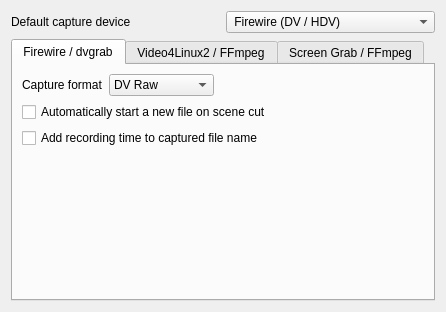
This is src/widgets/configcapture_ui.ui in KDE/kdenlive as Qt 5 draws it before an edit. The edited form follows.
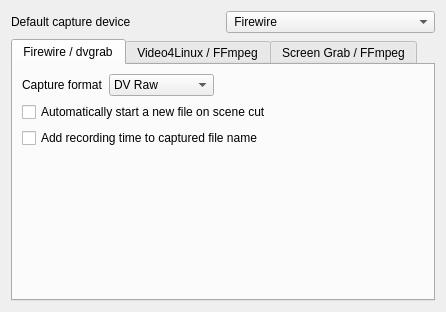
This is the edited form. Custom widgets are drawn as their Qt base class.

Diff of the .ui file:
```diff
--- a/src/widgets/configcapture_ui.ui
+++ b/src/widgets/configcapture_ui.ui
@@ -21,7 +21,7 @@
     <widget class="KComboBox" name="kcfg_defaultcapture" >
      <item>
       <property name="text" >
-       <string> Firewire (DV / HDV)</string>
+       <string> Firewire</string>
       </property>
      </item>
      <item>
@@ -143,7 +143,7 @@
        </rect>
       </property>
       <attribute name="title" >
-       <string>Video4Linux2 / FFmpeg</string>
+       <string>Video4Linux / FFmpeg</string>
       </attribute>
       <layout class="QGridLayout" name="gridLayout" >
        <item row="1" column="1" colspan="3" >
```
Left out of the diff: 26 changed lines with no effect on the pictures.
